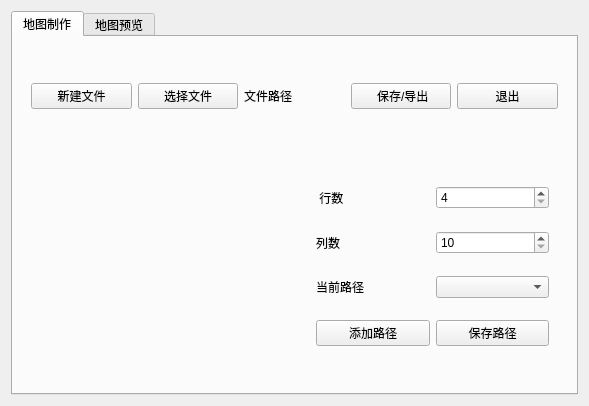
First picture: the form in TowerDefense/makemap.ui, repository yunzinan/TowerDefense, before the edit.
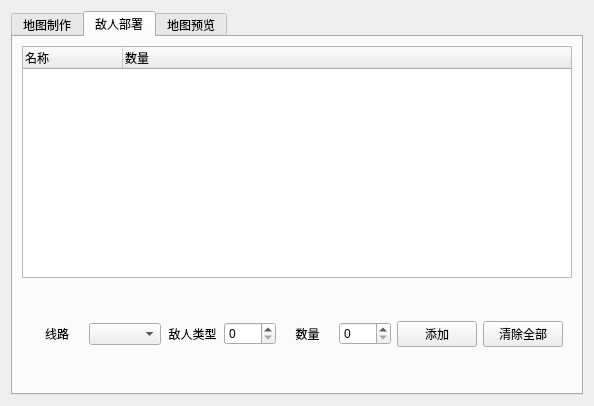
Second picture: the form after the edit. The open tabs and pages were chosen to show the change.

Commit message: [upd]完成了自定义敌人模块, 实现了关卡的完全自定义化

The edit to the form file:
```diff
--- a/TowerDefense/makemap.ui
+++ b/TowerDefense/makemap.ui
@@ -6,7 +6,7 @@
    <rect>
     <x>0</x>
     <y>0</y>
-    <width>589</width>
+    <width>594</width>
     <height>406</height>
    </rect>
   </property>
@@ -152,6 +152,92 @@
        </item>
       </layout>
      </widget>
+     <widget class="QWidget" name="tab_3">
+      <attribute name="title">
+       <string>敌人部署</string>
+      </attribute>
+      <layout class="QVBoxLayout" name="verticalLayout_4">
+       <item>
+        <widget class="QTreeWidget" name="treeWidget">
+         <column>
+          <property name="text">
+           <string>名称</string>
+          </property>
+         </column>
+         <column>
+          <property name="text">
+           <string>数量</string>
+          </property>
+         </column>
+        </widget>
+       </item>
+       <item>
+        <widget class="QWidget" name="widget" native="true">
+         <property name="minimumSize">
+          <size>
+           <width>0</width>
+           <height>100</height>
+          </size>
+         </property>
+         <layout class="QHBoxLayout" name="horizontalLayout">
+          <item>
+           <widget class="QLabel" name="label_2">
+            <property name="text">
+             <string>线路</string>
+            </property>
+            <property name="alignment">
+             <set>Qt::AlignCenter</set>
+            </property>
+           </widget>
+          </item>
+          <item>
+           <widget class="QComboBox" name="comboBox_2"/>
+          </item>
+          <item>
+           <widget class="QLabel" name="label">
+            <property name="text">
+             <string>敌人类型</string>
+            </property>
+            <property name="alignment">
+             <set>Qt::AlignCenter</set>
+            </property>
+           </widget>
+          </item>
+          <item>
+           <widget class="QSpinBox" name="spinBox_type"/>
+          </item>
+          <item>
+           <widget class="QLabel" name="label_6">
+            <property name="text">
+             <string>数量</string>
+            </property>
+            <property name="alignment">
+             <set>Qt::AlignCenter</set>
+            </property>
+           </widget>
+          </item>
+          <item>
+           <widget class="QSpinBox" name="spinBox_num"/>
+          </item>
+          <item>
+           <widget class="QPushButton" name="pb_addItem">
+            <property name="text">
+             <string>添加</string>
+            </property>
+           </widget>
+          </item>
+          <item>
+           <widget class="QPushButton" name="pb_clear">
+            <property name="text">
+             <string>清除全部</string>
+            </property>
+           </widget>
+          </item>
+         </layout>
+        </widget>
+       </item>
+      </layout>
+     </widget>
      <widget class="QWidget" name="tab">
       <attribute name="title">
        <string>地图预览</string>
```
Left out of the diff: 2 changed lines with no effect on the pictures. The commit also changes 35 other files.
